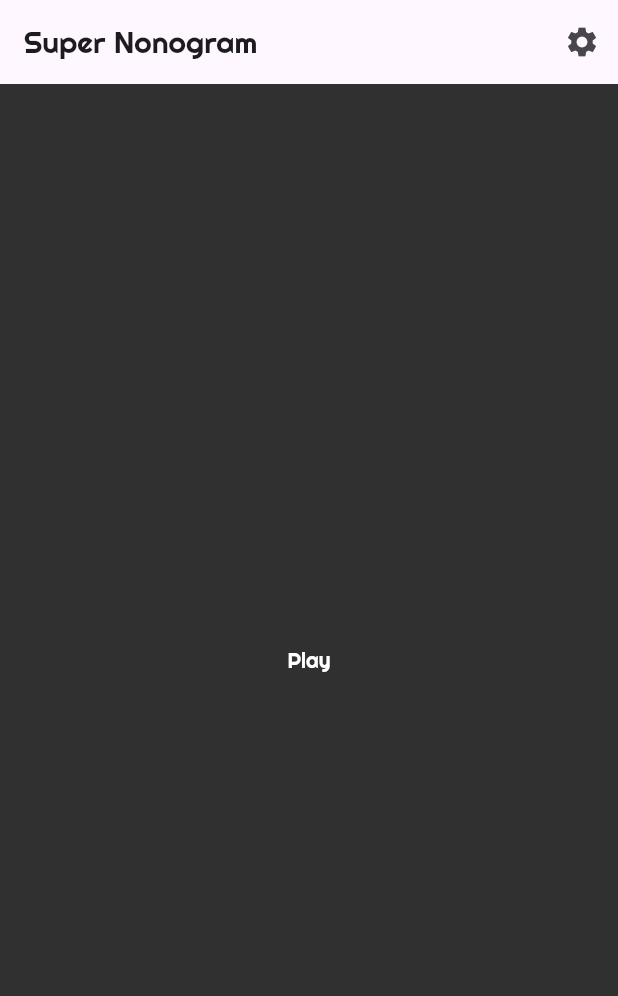
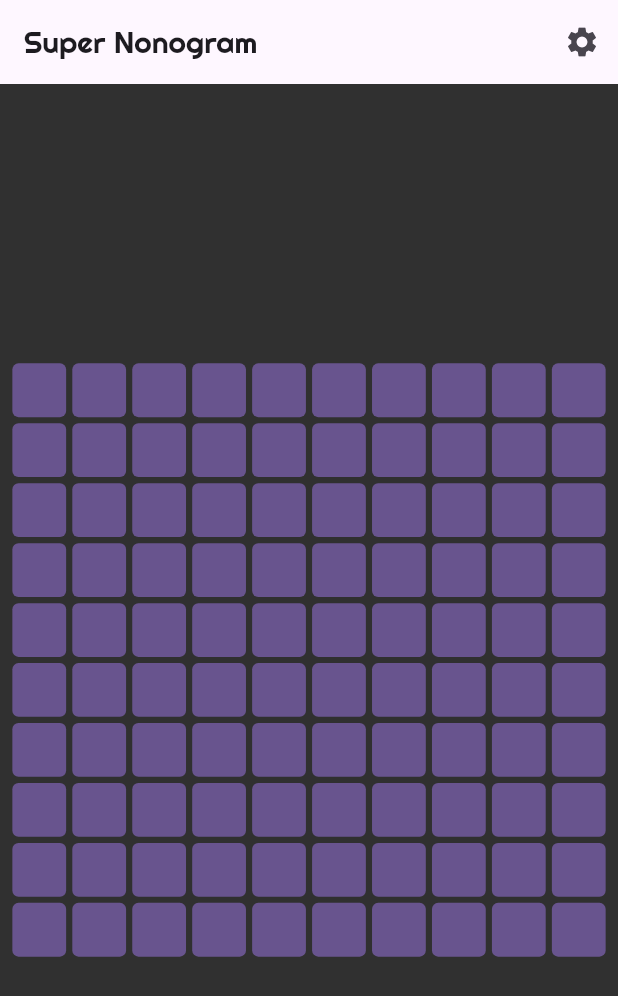
Before and after one commit to adil192/super_nonogram, a Flutter app: the PlayPage screen opened by its route, on a phone screen of 412 x 824 dp. Shown: the top 996 px of the screen. Run offline on Flutter 3.47's test engine with Material 2 defaults, Android fonts, the phone set to English and light mode, and no system bars; our stand-ins replace go_router, google_fonts.

Commit message:
feat: create board grid

```diff
--- /dev/null
+++ b/lib/components/board/board.dart
@@ -0,0 +1,40 @@
+import 'package:flutter/material.dart';
+
+class Board extends StatefulWidget {
+  const Board({super.key});
+
+  @override
+  State<Board> createState() => _BoardState();
+}
+
+class _BoardState extends State<Board> {
+  final width = 10;
+  final height = 10;
+
+  @override
+  Widget build(BuildContext context) {
+    final colorScheme = Theme.of(context).colorScheme;
+    return FittedBox(
+      child: SizedBox(
+        width: 1000,
+        height: 1000 * height / width,
+        child: GridView.builder(
+          itemCount: width * height,
+          physics: const NeverScrollableScrollPhysics(),
+          gridDelegate: SliverGridDelegateWithFixedCrossAxisCount(
+            crossAxisCount: width,
+            mainAxisSpacing: 10,
+            crossAxisSpacing: 10,
+          ),
+          padding: const EdgeInsets.all(20),
+          itemBuilder: (context, index) => Container(
+            decoration: BoxDecoration(
+              borderRadius: BorderRadius.circular(10),
+              color: colorScheme.primary,
+            ),
+          ),
+        ),
+      ),
+    );
+  }
+}
--- a/lib/components/pages/play_page.dart
+++ b/lib/components/pages/play_page.dart
@@ -1,4 +1,5 @@
 import 'package:flutter/material.dart';
+import 'package:super_nonogram/components/board/board.dart';
 
 class PlayPage extends StatefulWidget {
   const PlayPage({super.key});
@@ -23,7 +24,7 @@ class _PlayPageState extends State<PlayPage> {
         ],
       ),
       body: const Center(
-        child: Text('Play'),
+        child: Board(),
       ),
     );
   }
```
